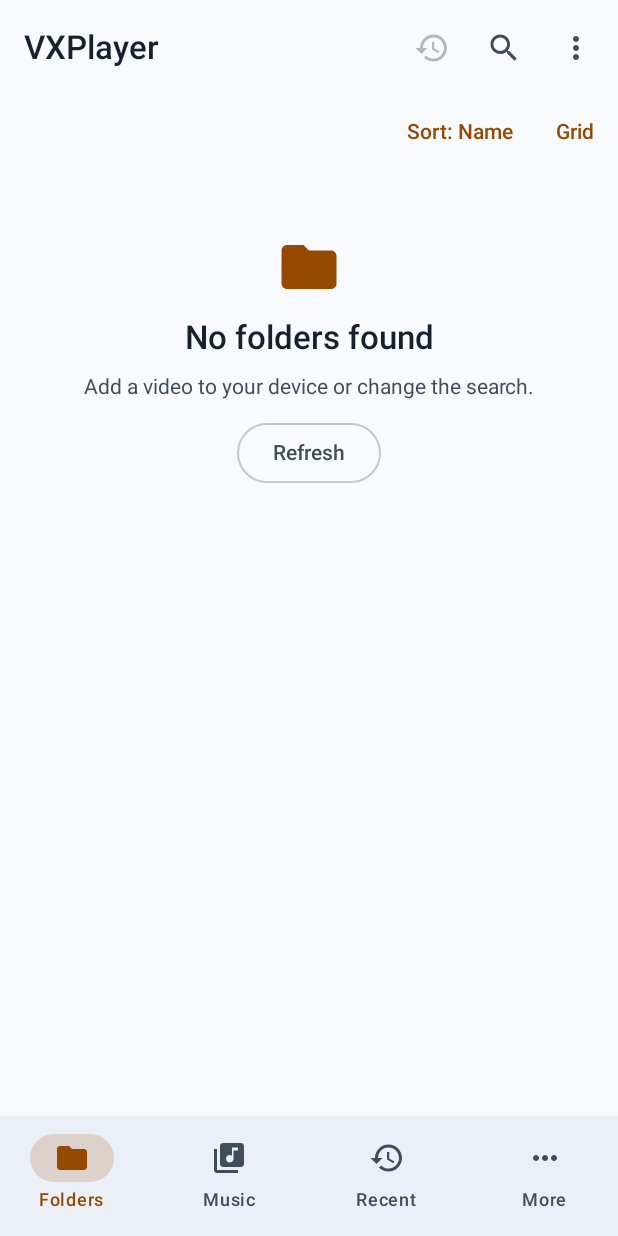
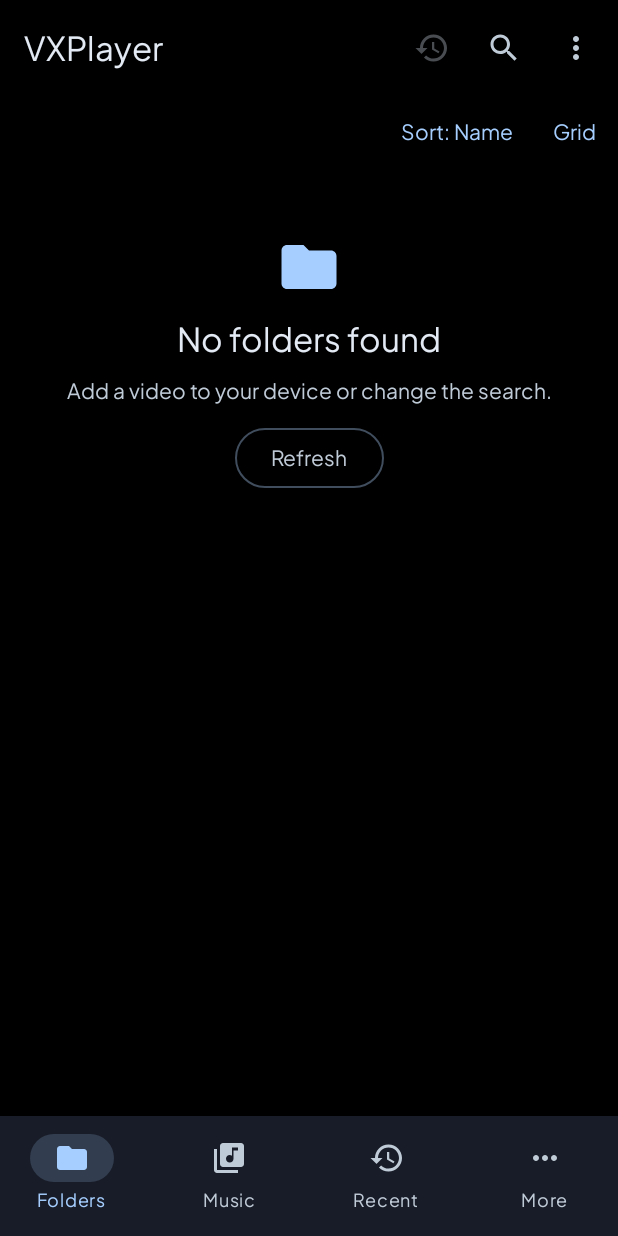
Before and after one commit to wwwnayaksiba9591-lgtm/VXPlayer, an Android app built with Jetpack Compose: the screen it shows after launch (MainActivity), on a phone screen of 412 x 824 dp. Run offline under Robolectric (Android 15) with nearby library versions, the phone set to English and light mode, and no system bars; our stand-ins replace Room's generated code; pictures from the network do not load; 1 statement that could not run was skipped.

Commit message:
UI: AMOLED theme, bundled font, design tokens, haptics setting

```diff
--- a/app/src/main/java/com/vxplayer/settings/AppSettings.kt
+++ b/app/src/main/java/com/vxplayer/settings/AppSettings.kt
@@ -6,11 +6,12 @@ import com.vxplayer.player.PlaybackMode
 import kotlinx.coroutines.flow.MutableStateFlow
 import kotlinx.coroutines.flow.asStateFlow
 
+@androidx.compose.runtime.Immutable
 data class PlaybackDefaults(val speed: Float = 1f, val autoNext: Boolean = true, val aspect: Int = 0,
-    val orientation: String = "Auto", val theme: String = "System", val dynamicColor: Boolean = false,
+    val orientation: String = "Auto", val theme: String = "AMOLED", val dynamicColor: Boolean = false,
     val allowBoost: Boolean = true, val maxBoost: Int = 200, val rememberBoost: Boolean = false, val rememberEnhance: Boolean = true,
     val seekSensitivity: SeekSensitivity = SeekSensitivity.Medium, val playbackMode: PlaybackMode = PlaybackMode.Off,
-    val accent: String = "Orange")
+    val haptics: Boolean = true, val accent: String = "Blue")
 
 class AppSettings private constructor(context: Context) {
     private val prefs = context.applicationContext.getSharedPreferences("vxplayer", 0)
@@ -24,7 +25,7 @@ class AppSettings private constructor(context: Context) {
             .putString("defaultOrientation", value.orientation).putString("theme", value.theme).putBoolean("dynamicColor", value.dynamicColor)
             .putBoolean("allowBoost", value.allowBoost).putInt("maxBoost", value.maxBoost).putBoolean("rememberBoost", value.rememberBoost)
             .putBoolean("rememberEnhance", value.rememberEnhance).putString("seekSensitivity", value.seekSensitivity.name)
-            .putString("playbackMode", value.playbackMode.name).putString("accent", value.accent).apply()
+            .putBoolean("haptics",value.haptics).putString("playbackMode", value.playbackMode.name).putString("accent", value.accent).apply()
         mutable.value = value
     }
     companion object {
--- a/app/src/main/java/com/vxplayer/settings/SettingsParser.kt
+++ b/app/src/main/java/com/vxplayer/settings/SettingsParser.kt
@@ -14,10 +14,11 @@ object SettingsParser {
         speed = number(values["defaultSpeed"], 1f).takeIf { it in listOf(.5f,.75f,1f,1.25f,1.5f,2f) } ?: 1f,
         autoNext = boolean(values["autoNext"], true), aspect = integer(values["defaultAspect"], 0).takeIf { it in 0..3 } ?: 0,
         orientation = choice(values["defaultOrientation"], listOf("Auto","System","Portrait","Landscape","Reverse Portrait","Reverse Landscape"), "Auto"),
-        theme = choice(values["theme"], listOf("System","Light","Dark"), "System"),
+        theme = choice(values["theme"], listOf("System","Light","Dark","AMOLED"), "AMOLED"),
         dynamicColor = boolean(values["dynamicColor"], false), allowBoost = boolean(values["allowBoost"], true),
         maxBoost = integer(values["maxBoost"],200).takeIf { it in listOf(150,200) } ?: 200,
         rememberBoost = boolean(values["rememberBoost"],false), rememberEnhance = boolean(values["rememberEnhance"],true),
         seekSensitivity = enum(values["seekSensitivity"],SeekSensitivity.Medium), playbackMode = enum(values["playbackMode"],PlaybackMode.Off),
-        accent = choice(values["accent"], listOf("Orange","Blue","Teal","Green","Purple"), "Orange"))
+        haptics = boolean(values["haptics"],true),
+        accent = choice(values["accent"], listOf("Orange","Blue","Teal","Green","Purple"), "Blue"))
 }
--- a/app/src/main/java/com/vxplayer/settings/SettingsScreen.kt
+++ b/app/src/main/java/com/vxplayer/settings/SettingsScreen.kt
@@ -48,7 +48,11 @@ fun SettingsScreen(onBack: () -> Unit) {
                 val mode=com.vxplayer.player.RotationMode.parse(label)
                 context.getSharedPreferences("vxplayer",0).edit().putString("rotationMode",mode.name).putBoolean("rotationLocked",false).putInt("rotationRequested",mode.orientation).apply()
             }
-            SettingChoice("Theme", settings.theme, listOf("System", "Light", "Dark")) { label -> store.update { it.copy(theme = label) } }
+            SettingChoice("Theme", settings.theme, listOf("Dark", "AMOLED", "Light", "System")) { label -> store.update { it.copy(theme = label) } }
+            Row(Modifier.fillMaxWidth(),verticalAlignment=Alignment.CenterVertically) {
+                Text("Touch feedback",Modifier.weight(1f))
+                Switch(settings.haptics,{ checked -> store.update {it.copy(haptics=checked)} })
+            }
             val webPrefs=remember {context.getSharedPreferences("vxplayer",0)}
             var blockWeb by remember {mutableStateOf(webPrefs.all["webShield"] as? Boolean ?: true)}
             Row(Modifier.fillMaxWidth(),verticalAlignment=Alignment.CenterVertically) {
--- a/app/src/main/java/com/vxplayer/settings/ThemePolicy.kt
+++ b/app/src/main/java/com/vxplayer/settings/ThemePolicy.kt
@@ -1,9 +1,9 @@
 package com.vxplayer.settings
 
-enum class ThemeMode { System, Light, Dark }
+enum class ThemeMode { System, Light, Dark, AMOLED }
 
 fun resolveDarkTheme(mode: String, systemDark: Boolean): Boolean = when (mode) {
     ThemeMode.Light.name -> false
-    ThemeMode.Dark.name -> true
+    ThemeMode.Dark.name, ThemeMode.AMOLED.name -> true
     else -> systemDark
 }
--- a/app/src/main/java/com/vxplayer/settings/VXTheme.kt
+++ b/app/src/main/java/com/vxplayer/settings/VXTheme.kt
@@ -36,11 +36,11 @@ val VXDarkColors = darkColorScheme(
     secondaryContainer = Color(0xFF394B60), onSecondaryContainer = Color(0xFFD8E5F6),
     tertiary = Color(0xFFA5CDDA), onTertiary = Color(0xFF073540),
     tertiaryContainer = Color(0xFF254D59), onTertiaryContainer = Color(0xFFC0E9F7),
-    background = Color(0xFF101720), onBackground = Color(0xFFE3EAF4),
-    surface = Color(0xFF101720), onSurface = Color(0xFFE3EAF4),
+    background = Color(0xFF080A10), onBackground = Color(0xFFE3EAF4),
+    surface = Color(0xFF080A10), onSurface = Color(0xFFE3EAF4),
     surfaceVariant = Color(0xFF293543), onSurfaceVariant = Color(0xFFC0CBD8),
-    surfaceContainerLowest = Color(0xFF0B1119), surfaceContainerLow = Color(0xFF17212D),
-    surfaceContainer = Color(0xFF1B2633), surfaceContainerHigh = Color(0xFF263240), surfaceContainerHighest = Color(0xFF313E4D),
+    surfaceContainerLowest = Color(0xFF050609), surfaceContainerLow = Color(0xFF11141D),
+    surfaceContainer = Color(0xFF181C28), surfaceContainerHigh = Color(0xFF222737), surfaceContainerHighest = Color(0xFF2C3244),
     inverseSurface = Color(0xFFE3EAF4), inverseOnSurface = Color(0xFF293340), inversePrimary = Color(0xFF145DA0),
     outline = Color(0xFF8A97A8), outlineVariant = Color(0xFF404D5D),
     error = Color(0xFFFFB4AB), onError = Color(0xFF690005), errorContainer = Color(0xFF93000A), onErrorContainer = Color(0xFFFFDAD6),
@@ -71,6 +71,9 @@ fun VXTheme(settings: PlaybackDefaults, playerMode: Boolean = false, content: @C
         "Purple" -> if (dark) Color(0xFFD6BAFF) else Color(0xFF7041A0)
         else -> if (dark) Color(0xFFFFB787) else Color(0xFF954900)
     }
-    val colors = if (settings.dynamicColor && Build.VERSION.SDK_INT >= 31) baseColors else baseColors.copy(primary = tone, onPrimary = if (dark) Color.Black else Color.White, surfaceTint = tone)
+    val branded = if (settings.dynamicColor && Build.VERSION.SDK_INT >= 31) baseColors else baseColors.copy(primary = tone, onPrimary = if (dark) Color.Black else Color.White, surfaceTint = tone)
+    val colors = if (settings.theme == "AMOLED" && !playerMode) branded.copy(background=Color.Black,surface=Color.Black) else branded
+    CompositionLocalProvider(com.vxplayer.ui.LocalVXHaptics provides settings.haptics) {
     MaterialTheme(colorScheme = colors, typography = VXTypography, shapes = VXShapes, content = content)
+    }
 }
--- a/app/src/main/java/com/vxplayer/ui/DesignSystem.kt
+++ b/app/src/main/java/com/vxplayer/ui/DesignSystem.kt
@@ -1,6 +1,14 @@
 package com.vxplayer.ui
 
 import androidx.compose.animation.core.animateFloatAsState
+import androidx.compose.foundation.BorderStroke
+import androidx.compose.animation.core.FastOutSlowInEasing
+import androidx.compose.animation.core.LinearOutSlowInEasing
+import androidx.compose.animation.core.tween
+import androidx.compose.ui.graphics.Brush
+import androidx.compose.ui.text.font.Font
+import androidx.compose.ui.text.font.FontFamily
+import com.vxplayer.R
 import androidx.compose.foundation.interaction.MutableInteractionSource
 import androidx.compose.foundation.interaction.collectIsPressedAsState
 import androidx.compose.foundation.layout.*
@@ -19,8 +27,33 @@ object VXSpace {
     val xs = 4.dp; val small = 8.dp; val medium = 12.dp; val large = 16.dp; val xl = 24.dp
 }
 val VXShapes = Shapes(extraSmall = RoundedCornerShape(8.dp), small = RoundedCornerShape(12.dp),
-    medium = RoundedCornerShape(16.dp), large = RoundedCornerShape(24.dp), extraLarge = RoundedCornerShape(28.dp))
-val VXTypography = Typography(
+    medium = RoundedCornerShape(20.dp), large = RoundedCornerShape(24.dp), extraLarge = RoundedCornerShape(28.dp))
+object VXMotion {
+    const val Quick = 120
+    const val Standard = 200
+    const val Emphasis = 320
+    val Enter = LinearOutSlowInEasing
+    val Move = FastOutSlowInEasing
+}
+object VXSize {
+    val touch = 48.dp
+    val icon = 24.dp
+    val card = 20.dp
+    val sheet = 28.dp
+    val border = 1.dp
+}
+object VXBrand {
+    val Blue = androidx.compose.ui.graphics.Color(0xFF79B8FF)
+    val Violet = androidx.compose.ui.graphics.Color(0xFFBFA3FF)
+    val gradient = Brush.linearGradient(listOf(Blue, Violet))
+}
+private val VXFont = FontFamily(
+    Font(R.font.plus_jakarta_sans, FontWeight.Normal),
+    Font(R.font.plus_jakarta_sans, FontWeight.Medium),
+    Font(R.font.plus_jakarta_sans, FontWeight.SemiBold),
+    Font(R.font.plus_jakarta_sans, FontWeight.Bold),
+)
+private val BaseTypography = Typography(
     headlineSmall = TextStyle(fontSize = 24.sp, lineHeight = 32.sp, fontWeight = FontWeight.SemiBold),
     titleLarge = TextStyle(fontSize = 22.sp, lineHeight = 28.sp, fontWeight = FontWeight.SemiBold),
     titleMedium = TextStyle(fontSize = 16.sp, lineHeight = 24.sp, fontWeight = FontWeight.Medium),
@@ -31,9 +64,24 @@ val VXTypography = Typography(
     labelSmall = TextStyle(fontSize = 11.sp, lineHeight = 16.sp, fontWeight = FontWeight.Medium),
 )
 
+val VXTypography = BaseTypography.let { t ->
+    fun TextStyle.brand() = copy(fontFamily = VXFont)
+    Typography(
+        displayLarge=t.displayLarge.brand(), displayMedium=t.displayMedium.brand(), displaySmall=t.displaySmall.brand(),
+        headlineLarge=t.headlineLarge.brand().copy(fontWeight=FontWeight.Bold), headlineMedium=t.headlineMedium.brand().copy(fontWeight=FontWeight.Bold), headlineSmall=t.headlineSmall.brand(),
+        titleLarge=t.titleLarge.brand(), titleMedium=t.titleMedium.brand(), titleSmall=t.titleSmall.brand(),
+        bodyLarge=t.bodyLarge.brand(), bodyMedium=t.bodyMedium.brand(), bodySmall=t.bodySmall.brand(),
+        labelLarge=t.labelLarge.brand(), labelMedium=t.labelMedium.brand().copy(fontFeatureSettings="tnum"), labelSmall=t.labelSmall.brand().copy(fontFeatureSettings="tnum")
+    )
+}
+
+val LocalVXHaptics = staticCompositionLocalOf { true }
+
 @Composable
 fun VXIconButton(icon: ImageVector, description: String, onClick: () -> Unit, enabled: Boolean = true, modifier: Modifier = Modifier) {
-    IconButton(onClick, enabled = enabled, modifier = modifier.sizeIn(minWidth = 48.dp, minHeight = 48.dp)) {
+    val haptics = androidx.compose.ui.platform.LocalHapticFeedback.current
+    val feedback = LocalVXHaptics.current
+    IconButton({ if(feedback) haptics.performHapticFeedback(androidx.compose.ui.hapticfeedback.HapticFeedbackType.TextHandleMove); onClick() }, enabled = enabled, modifier = modifier.sizeIn(minWidth = 48.dp, minHeight = 48.dp)) {
         Icon(icon, contentDescription = description)
     }
 }
@@ -42,8 +90,9 @@ fun VXIconButton(icon: ImageVector, description: String, onClick: () -> Unit, en
 fun VXCard(onClick: () -> Unit, modifier: Modifier = Modifier, content: @Composable ColumnScope.() -> Unit) {
     val interactions = remember { MutableInteractionSource() }
     val pressed by interactions.collectIsPressedAsState()
-    val scale by animateFloatAsState(if (pressed) .985f else 1f, label = "card press")
+    val scale by animateFloatAsState(if (pressed) .985f else 1f, animationSpec = tween(VXMotion.Quick, easing = VXMotion.Move), label = "card press")
     Card(onClick, modifier.graphicsLayer { scaleX = scale; scaleY = scale }, shape = VXShapes.medium,
         colors = CardDefaults.cardColors(containerColor = MaterialTheme.colorScheme.surfaceContainerLow),
-        elevation = CardDefaults.cardElevation(defaultElevation = 1.dp), interactionSource = interactions, content = content)
+        border = BorderStroke(VXSize.border, MaterialTheme.colorScheme.outlineVariant.copy(alpha=.4f)),
+        elevation = CardDefaults.cardElevation(defaultElevation = 0.dp), interactionSource = interactions, content = content)
 }
```
Also changed, not shown: app/src/main/assets/licenses/PlusJakartaSans-OFL.txt (added, +93 -0 lines), app/src/main/res/font/plus_jakarta_sans.ttf (added), 2 other files.
